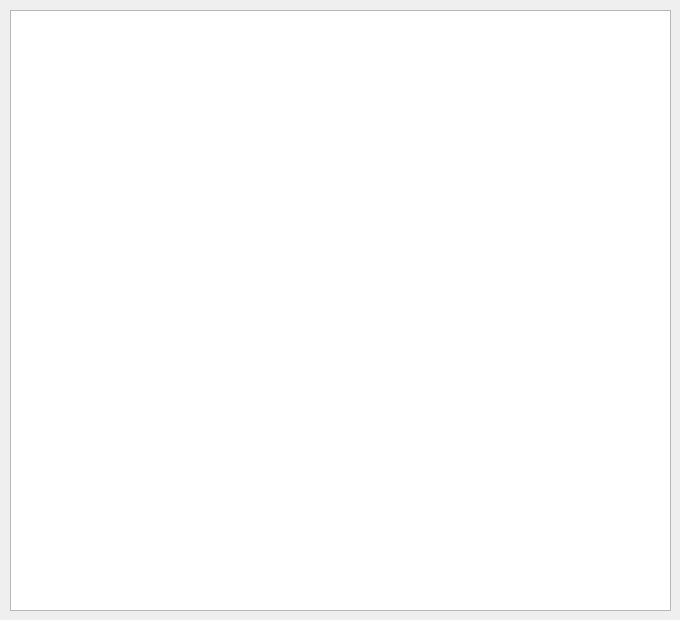
This is src/hotkeysdialog.ui in melak/veroroute as Qt 5 draws it before an edit. The edited form follows.
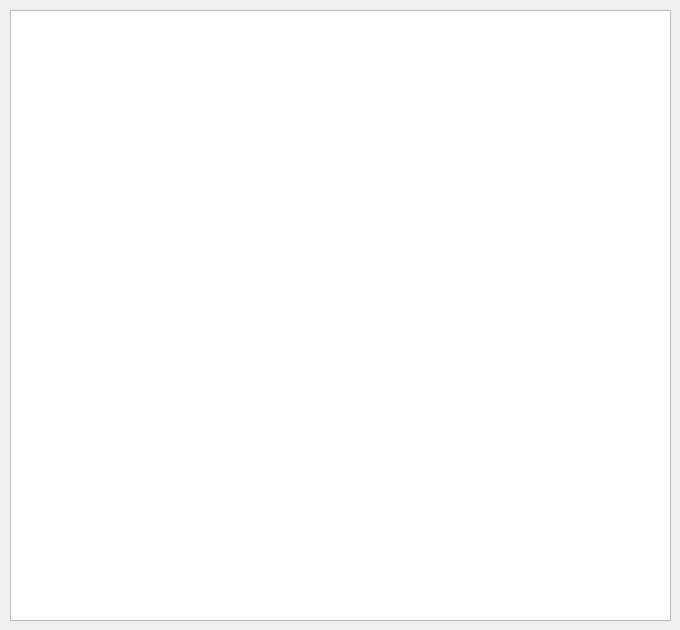
This is the edited form.

Patch:
```diff
--- a/src/hotkeysdialog.ui
+++ b/src/hotkeysdialog.ui
@@ -7,19 +7,19 @@
     <x>0</x>
     <y>0</y>
     <width>680</width>
-    <height>620</height>
+    <height>630</height>
    </rect>
   </property>
   <property name="minimumSize">
    <size>
     <width>680</width>
-    <height>620</height>
+    <height>630</height>
    </size>
   </property>
   <property name="maximumSize">
    <size>
     <width>680</width>
-    <height>620</height>
+    <height>630</height>
    </size>
   </property>
   <property name="windowTitle">
@@ -31,7 +31,7 @@
      <x>10</x>
      <y>10</y>
      <width>661</width>
-     <height>601</height>
+     <height>611</height>
     </rect>
    </property>
    <property name="focusPolicy">
```
